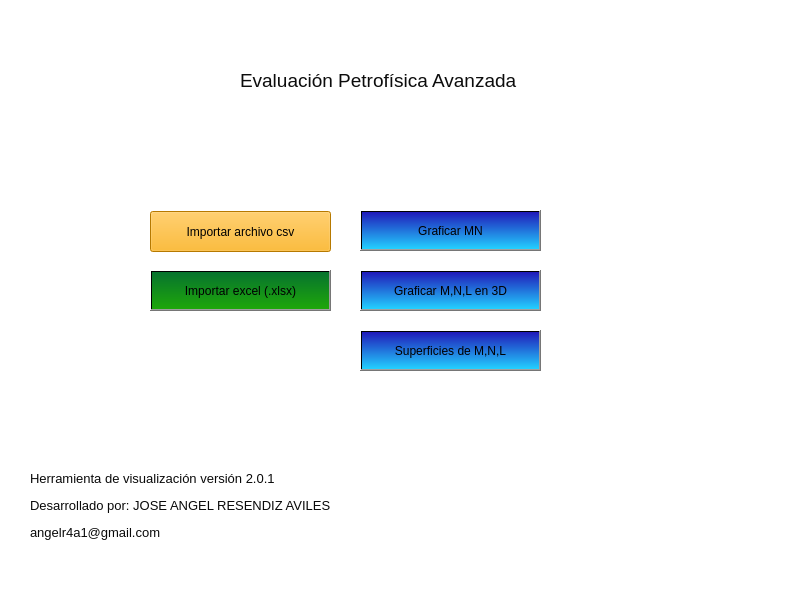
This is gui/petrofisica.ui in Angelpacman/Petrofisica_mn as Qt 5 draws it before an edit. The edited form follows.
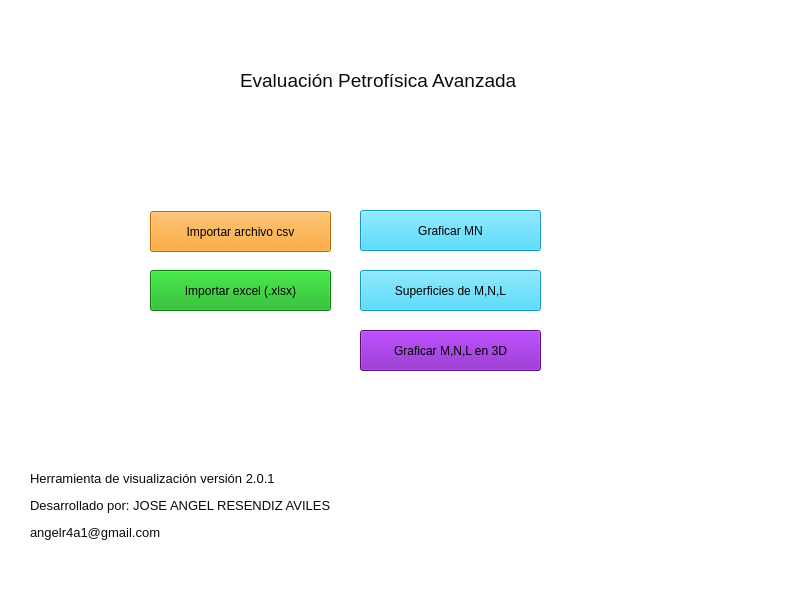
This is the edited form. Icons and pictures are not drawn.

Commit message: Color de botones sin degradado

```diff
--- a/gui/petrofisica.ui
+++ b/gui/petrofisica.ui
@@ -88,7 +88,7 @@
      </rect>
     </property>
     <property name="styleSheet">
-     <string notr="true">background-color:rgb(255, 170, 0)</string>
+     <string notr="true">background-color: rgb(252, 150, 8)</string>
     </property>
     <property name="text">
      <string>Importar archivo csv</string>
@@ -104,7 +104,7 @@
      </rect>
     </property>
     <property name="styleSheet">
-     <string notr="true">background-color:qlineargradient(spread:pad, x1:1, y1:0, x2:1, y2:1, stop:0 rgb(32, 26, 185), stop:1 rgb(35, 208, 255))</string>
+     <string notr="true">background-color: rgb(35, 208, 255)</string>
     </property>
     <property name="text">
      <string>Graficar MN</string>
@@ -114,13 +114,13 @@
     <property name="geometry">
      <rect>
       <x>360</x>
-      <y>270</y>
+      <y>330</y>
       <width>181</width>
       <height>41</height>
      </rect>
     </property>
     <property name="styleSheet">
-     <string notr="true">background-color:qlineargradient(spread:pad, x1:1, y1:0, x2:1, y2:1, stop:0 rgb(32, 26, 185), stop:1 rgb(35, 208, 255))</string>
+     <string notr="true">background-color: rgb(124, 15, 184)</string>
     </property>
     <property name="text">
      <string>Graficar M,N,L en 3D</string>
@@ -130,13 +130,13 @@
     <property name="geometry">
      <rect>
       <x>360</x>
-      <y>330</y>
+      <y>270</y>
       <width>181</width>
       <height>41</height>
      </rect>
     </property>
     <property name="styleSheet">
-     <string notr="true">background-color:qlineargradient(spread:pad, x1:1, y1:0, x2:1, y2:1, stop:0 rgb(32, 26, 185), stop:1 rgb(35, 208, 255))</string>
+     <string notr="true">background-color: rgb(35, 208, 255)</string>
     </property>
     <property name="text">
      <string>Superficies de M,N,L</string>
@@ -152,7 +152,7 @@
      </rect>
     </property>
     <property name="styleSheet">
-     <string notr="true">background-color:qlineargradient(spread:pad, x1:1, y1:0, x2:1, y2:1, stop:0 rgb(7, 115, 47), stop:1 rgb(30, 167, 9))</string>
+     <string notr="true">background-color: rgb(14, 173, 19)</string>
     </property>
     <property name="text">
      <string>Importar excel (.xlsx)</string>
@@ -165,7 +165,7 @@
      <x>0</x>
      <y>0</y>
      <width>800</width>
-     <height>21</height>
+     <height>26</height>
     </rect>
    </property>
   </widget>
```
The commit also changes 1 other file.
